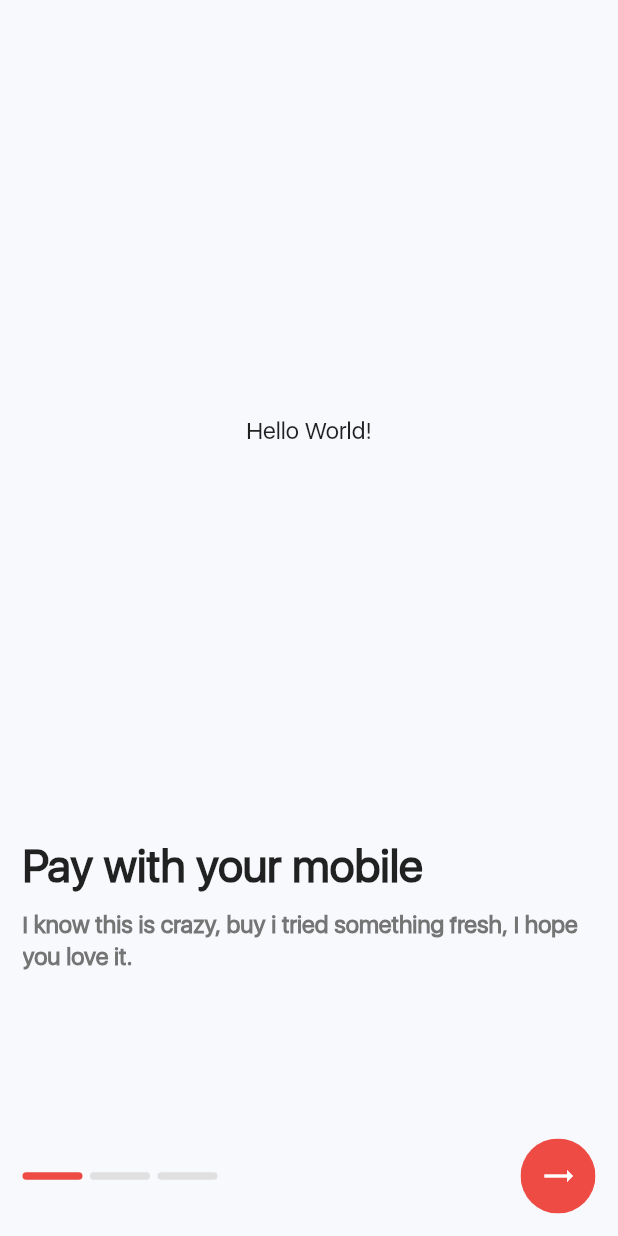
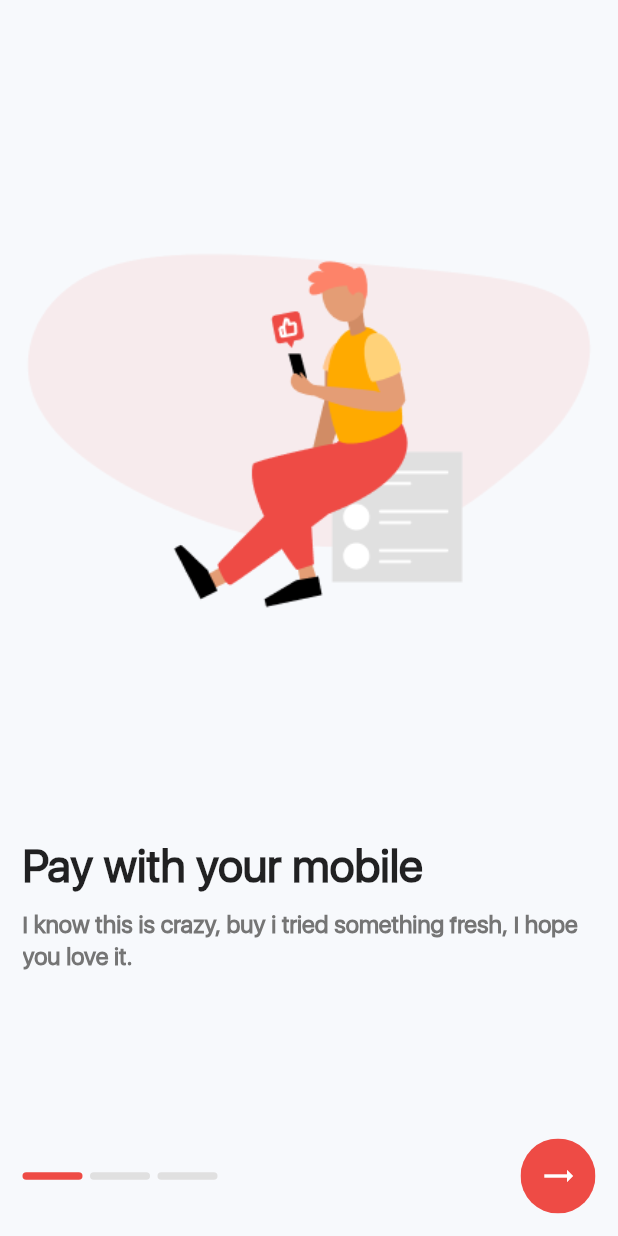
Before and after one commit to olayemii/uberr-ui, a Flutter app: the screen it shows after launch, on a phone screen of 412 x 824 dp. Run offline on Flutter 3.47's test engine with Material 2 defaults, Android fonts, the phone set to English and light mode, and no system bars; project files that could hold a hidden picture were left out.

Commit message:
COMPLETE: walkthrough pages

```diff
--- a/lib/screens/walkthrough.dart
+++ b/lib/screens/walkthrough.dart
@@ -23,9 +23,24 @@ class WalkThrough extends StatelessWidget {
                     _walkthroughProvider.onPageChange(index);
                   },
                   children: <Widget>[
-                    WalkThroughTemplate(),
-                    WalkThroughTemplate(),
-                    WalkThroughTemplate(),
+                    WalkThroughTemplate(
+                      title: "Pay with your mobile",
+                      subtitle:
+                          "I know this is crazy, buy i tried something fresh, I hope you love it.",
+                      image: Image.asset("assets/images/walkthrough1.png"),
+                    ),
+                    WalkThroughTemplate(
+                      title: "Pay with your mobile",
+                      subtitle:
+                          "I know this is crazy, buy i tried something fresh, I hope you love it.",
+                      image: Image.asset("assets/images/walkthrough2.png"),
+                    ),
+                    WalkThroughTemplate(
+                      title: "Pay with your mobile",
+                      subtitle:
+                          "I know this is crazy, buy i tried something fresh, I hope you love it.",
+                      image: Image.asset("assets/images/walkthrough3.png"),
+                    )
                   ],
                 ),
               ),
--- a/lib/screens/walkthrough_template.dart
+++ b/lib/screens/walkthrough_template.dart
@@ -1,13 +1,20 @@
 import 'package:flutter/material.dart';
 
 class WalkThroughTemplate extends StatelessWidget {
+  final String title;
+  final String subtitle;
+  final Image image;
+
+  WalkThroughTemplate(
+      {@required this.title, @required this.subtitle, @required this.image})
+      : assert(title != null, subtitle != null);
   @override
   Widget build(BuildContext context) {
     return Column(
       children: <Widget>[
         Expanded(
           child: Center(
-            child: Text("Hello World!"),
+            child: image,
           ),
         ),
         Container(
@@ -19,12 +26,12 @@ class WalkThroughTemplate extends StatelessWidget {
                   crossAxisAlignment: CrossAxisAlignment.start,
                   children: <Widget>[
                     Text(
-                      "Pay with your mobile",
+                      title,
                       style: Theme.of(context).textTheme.title,
                     ),
                     SizedBox(height: 10.0),
                     Text(
-                      "I know this is crazy, buy i tried something fresh, I hope you love it.",
+                      subtitle,
                       style: Theme.of(context).textTheme.body1.merge(
                             TextStyle(
                               color: Colors.grey[600],
--- a/pubspec.yaml
+++ b/pubspec.yaml
@@ -42,8 +42,8 @@ flutter:
   uses-material-design: true
 
   # To add assets to your application, add an assets section, like this:
-  # assets:
-  #  - images/a_dot_burr.jpeg
+  assets:
+    - assets/images/
   #  - images/a_dot_ham.jpeg
 
   # An image asset can refer to one or more resolution-specific "variants", see
```
Also changed, not shown: assets/images/walkthrough1.png (added), assets/images/walkthrough2.png (added), assets/images/walkthrough3.png (added).
